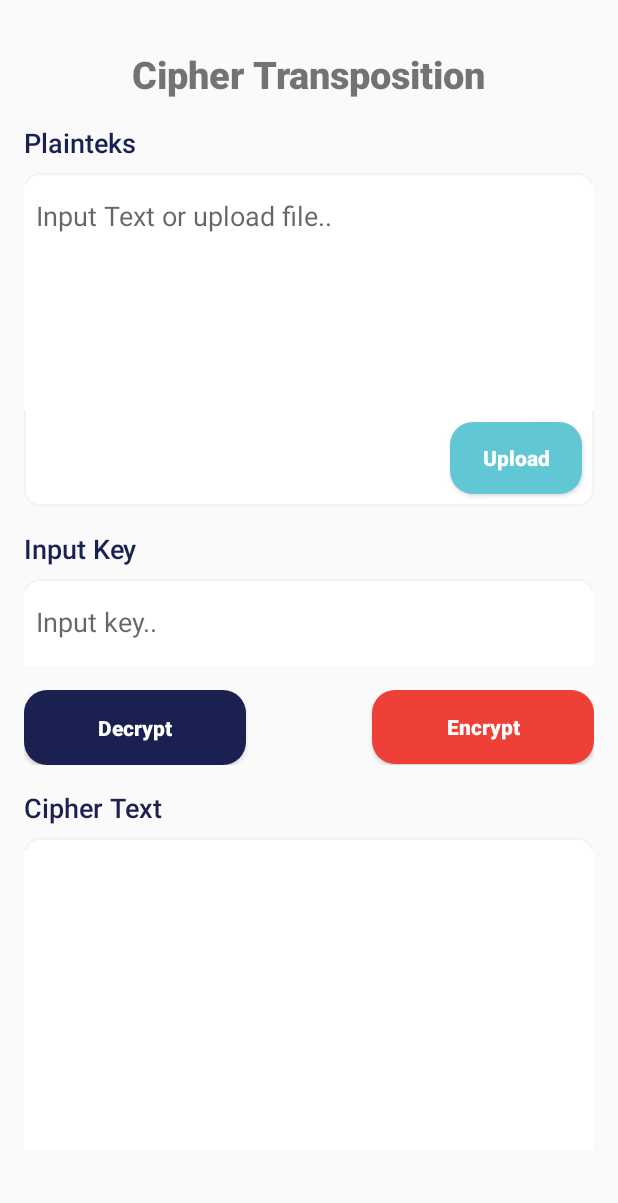
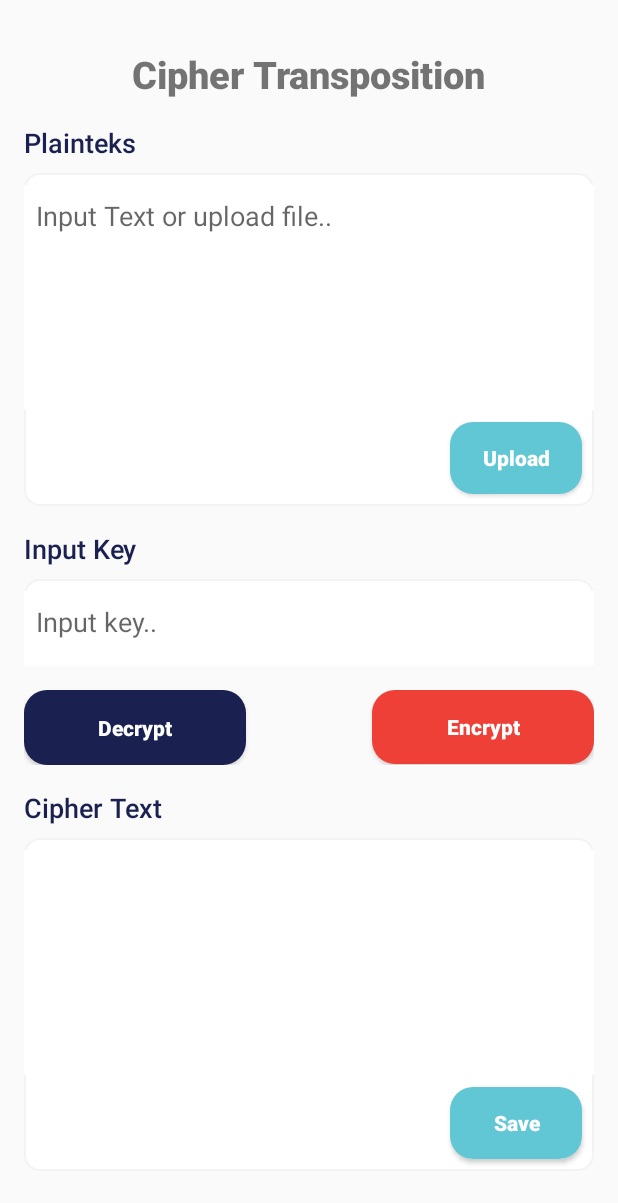
Before and after one commit to rivaldofez/Crypton, an Android app: the CipherTranspose screen opened directly, with no data from a screen before it, on a phone screen of 412 x 824 dp. Shown: the top 1203 px of the screen. Run offline under Robolectric (Android 15) with nearby library versions, the phone set to English and light mode, and no system bars.

Commit message:
integrated save and open function to cipher transposition encryption

```diff
--- a/app/src/main/java/com/example/crypton/CipherSuper.java
+++ b/app/src/main/java/com/example/crypton/CipherSuper.java
@@ -89,14 +89,11 @@
                     if(Build.VERSION.SDK_INT >= Build.VERSION_CODES.M){
                         //check permission
                         if(getApplicationContext().checkSelfPermission(Manifest.permission.WRITE_EXTERNAL_STORAGE) == PackageManager.PERMISSION_GRANTED){
-//                            saveToTxtFile(cipherText);
                             performSaveFile();
                         }else{
                             requestPermissions(new String[]{Manifest.permission.WRITE_EXTERNAL_STORAGE},WRITE_EXTERNAL_STORAGE_CODE);
                         }
                     }else{
-                        //OS dibawah marshmellow
-//                        saveToTxtFile(cipherText);
                         performSaveFile();
                     }
                 }
--- a/app/src/main/java/com/example/crypton/CipherText.java
+++ b/app/src/main/java/com/example/crypton/CipherText.java
@@ -91,14 +91,12 @@
                     if(Build.VERSION.SDK_INT >= Build.VERSION_CODES.M){
                         //check permission
                         if(getApplicationContext().checkSelfPermission(Manifest.permission.WRITE_EXTERNAL_STORAGE) == PackageManager.PERMISSION_GRANTED){
-//                            saveToTxtFile(cipherText);
                             performSaveFile();
                         }else{
                             requestPermissions(new String[]{Manifest.permission.WRITE_EXTERNAL_STORAGE},WRITE_EXTERNAL_STORAGE_CODE);
                         }
                     }else{
                         //OS dibawah marshmellow
-//                        saveToTxtFile(cipherText);
                         performSaveFile();
                     }
                 }
--- a/app/src/main/res/layout/activity_cipher_transpose.xml
+++ b/app/src/main/res/layout/activity_cipher_transpose.xml
@@ -174,9 +174,23 @@
                 android:layout_below="@id/txtCipher"
                 android:layout_width="match_parent"
                 android:layout_marginTop="8dp"
-                android:layout_height="200dp"
+                android:layout_height="150dp"
                 android:background="#FFFFFF"
                 android:padding="8dp" />
+
+            <Button
+                android:id="@+id/btnSave"
+                android:layout_width="wrap_content"
+                android:layout_height="wrap_content"
+                android:background="@drawable/btn_1"
+                android:fontFamily="sans-serif-medium"
+                android:text="Save"
+                android:textAllCaps="false"
+                android:textColor="#FFFFFF"
+                android:layout_below="@id/txtOutput"
+                android:layout_margin="8dp"
+                android:layout_alignParentEnd="true"
+                android:textStyle="bold" />
 
         </RelativeLayout>
     </RelativeLayout>
```
Also changed, not shown: app/src/main/java/com/example/crypton/CipherTranspose.java (+154 -2 lines).
